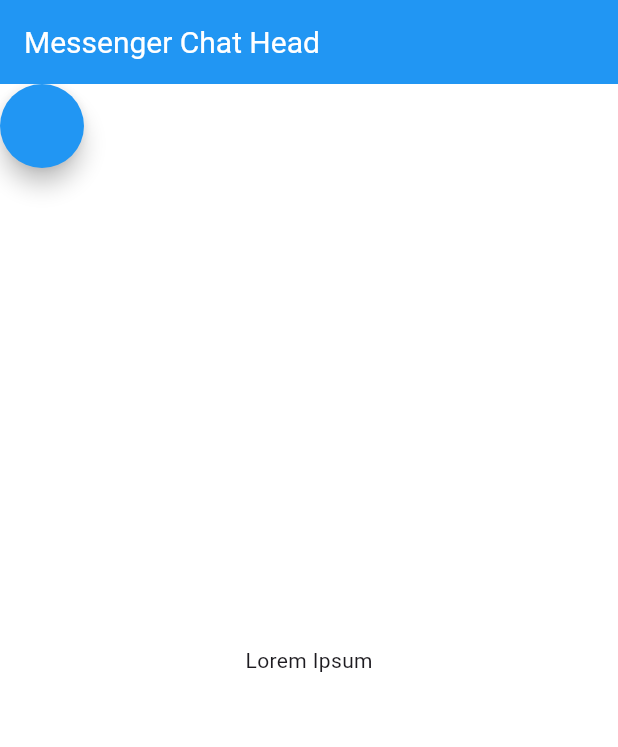
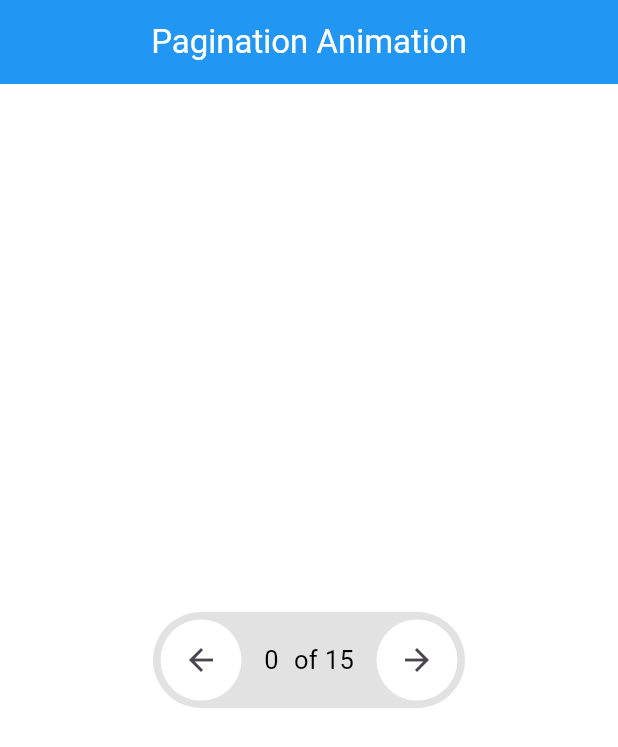
Before and after one commit to this-kin/flutter-animations, a Flutter app: the screen it shows after launch, on a phone screen of 412 x 824 dp. Shown: the top 747 px of the screen. Run offline on Flutter 3.47's test engine with Material 3 defaults, Android fonts, the phone set to English and light mode, and no system bars; our stand-ins replace device_preview.

Commit message:
[added] pagination animation from twitter

```diff
--- a/lib/main.dart
+++ b/lib/main.dart
@@ -1,7 +1,7 @@
 import 'package:flutter/material.dart';
 import 'package:device_preview/device_preview.dart';
-import 'package:flutter_animation/football_pitch_painter/football_pitch.dart';
-import 'package:flutter_animation/messenger_chat_head/messenger_chat_head.dart';
+import 'package:flutter_animation/messenger_chat_bubbles/messenger_chat_bubbles.dart';
+import 'package:flutter_animation/pagination_animation/pagination_animation.dart';
 
 void main() {
   WidgetsFlutterBinding.ensureInitialized();
@@ -28,7 +28,7 @@ class MyApp extends StatelessWidget {
         // is not restarted.
         primarySwatch: Colors.blue,
       ),
-      home: const MessengerChat(),
+      home: const PaginationAnimation(),
     );
   }
 }
--- a/lib/messenger_chat_head/messenger_chat_head.dart
+++ /dev/null
@@ -1,46 +0,0 @@
-import 'package:flutter/material.dart';
-import 'package:flutter_animation/messenger_chat_head/constants/app_constants.dart';
-
-class MessengerChat extends StatefulWidget {
-  const MessengerChat({super.key});
-
-  @override
-  State<MessengerChat> createState() => _MessengerChatState();
-}
-
-class _MessengerChatState extends State<MessengerChat> {
-  final GlobalKey _key = GlobalKey();
-
-  @override
-  Widget build(BuildContext context) {
-    return Scaffold(
-      appBar: AppBar(
-        backgroundColor: Colors.blue,
-        title: const Text(
-          "Messenger Chat Head",
-          style: TextStyle(color: Colors.white, fontSize: 20),
-        ),
-      ),
-      backgroundColor: Colors.white,
-      body: Stack(
-        children: [
-          const Center(
-            child: Text("Lorem Ipsum"),
-          ),
-          AnimatedPositioned(
-            child: FloatingActionButton(
-              key: _key,
-              backgroundColor: Colors.blue,
-              shape: RoundedRectangleBorder(
-                  borderRadius: BorderRadius.circular(50)),
-              onPressed: () {
-                debugPrint(" ${_key}")
-              },
-            ),
-            duration: kDuration,
-          )
-        ],
-      ),
-    );
-  }
-}
--- /dev/null
+++ b/lib/pagination_animation/constants/color_constants.dart
@@ -0,0 +1,3 @@
+import 'package:flutter/material.dart';
+
+const paginationBgColor = Colors.white;
--- /dev/null
+++ b/lib/pagination_animation/pagination_animation.dart
@@ -0,0 +1,141 @@
+import 'package:flutter/material.dart';
+import 'package:flutter_animation/messenger_chat_bubbles/constants/app_constants.dart';
+import 'package:flutter_animation/pagination_animation/constants/color_constants.dart';
+
+class PaginationAnimation extends StatefulWidget {
+  const PaginationAnimation({super.key});
+
+  @override
+  State<PaginationAnimation> createState() => _PaginationAnimationState();
+}
+
+class _PaginationAnimationState extends State<PaginationAnimation> {
+  ///
+  int _counter = 0;
+
+  int? _prevCounter = 0;
+
+  bool _isIncremented = true;
+
+  @override
+  Widget build(BuildContext context) {
+    return Scaffold(
+      appBar: AppBar(
+        centerTitle: true,
+        backgroundColor: Colors.blue,
+        title: const Text(
+          "Pagination Animation",
+          style: TextStyle(
+            color: paginationBgColor,
+          ),
+        ),
+      ),
+      body: Container(
+        color: paginationBgColor,
+        alignment: Alignment.center,
+        child: Container(
+            decoration: BoxDecoration(
+              color: Colors.grey.withOpacity(0.3),
+              borderRadius: BorderRadius.circular(50),
+            ),
+            child: Padding(
+              padding: const EdgeInsets.all(5.0),
+              child: Row(
+                mainAxisSize: MainAxisSize.min,
+                children: [
+                  IconButton(
+                    hoverColor: Colors.black,
+                    style: ButtonStyle(
+                      padding:
+                          MaterialStateProperty.all(const EdgeInsets.all(15)),
+                      backgroundColor:
+                          MaterialStateProperty.all(paginationBgColor),
+                    ),
+                    onPressed: () {
+                      // decrement
+                      _prevCounter = _counter;
+                      setState(() {
+                        _counter--;
+                        _isIncremented = false;
+                      });
+                    },
+                    icon: const Icon(Icons.arrow_back_sharp),
+                  ),
+                  const SizedBox(width: 15),
+                  TweenAnimationBuilder<double>(
+                    key: UniqueKey(),
+                    duration: kDuration,
+                    tween: Tween(begin: 0.0, end: 1.0),
+                    builder: (context, value, child) {
+                      final position1 =
+                          _isIncremented ? (5 - value) : (10 + value);
+                      final position2 = _isIncremented
+                          ? (-5 * (1 - value))
+                          : (5 * (1 - value));
+                      return Stack(
+                        children: [
+                          if (_prevCounter != null)
+                            Opacity(
+                              opacity: 1 - value,
+                              child: Transform.translate(
+                                offset: Offset(0, position1),
+                                child: Text(
+                                  "$_prevCounter",
+                                  style: const TextStyle(
+                                    fontSize: 15,
+                                    color: Colors.black,
+                                  ),
+                                ),
+                              ),
+                            ),
+                          Transform.translate(
+                            offset: Offset(0, position2),
+                            child: Text(
+                              "$_counter",
+                              style: TextStyle(
+                                fontSize: 17 * value,
+                                color: Colors.black,
+                              ),
+                            ),
+                          )
+                        ],
+                      );
+                    },
+                  ),
+                  const SizedBox(width: 10),
+                  const Text(
+                    "of 15",
+                    style: TextStyle(
+                      fontSize: 17,
+                      color: Colors.black,
+                    ),
+                  ),
+                  const SizedBox(width: 15),
+                  IconButton(
+                    hoverColor: Colors.black,
+                    style: ButtonStyle(
+                      padding:
+                          MaterialStateProperty.all(const EdgeInsets.all(15)),
+                      backgroundColor:
+                          MaterialStateProperty.all(paginationBgColor),
+                    ),
+                    onPressed: () {
+                      // increment
+                      _prevCounter = _counter;
+                      setState(() {
+                        _counter++;
+                        _isIncremented = true;
+                      });
+                    },
+                    icon: const Icon(Icons.arrow_forward_sharp),
+                  )
+                ],
+              ),
+            )),
+      ),
+    );
+  }
+}
+
+/*
+,*/
```
Also changed, not shown: lib/messenger_chat_bubbles/messenger_chat_bubbles.dart (added, +106 -0 lines), lib/messenger_chat_bubbles/constants/app_constants.dart (renamed from lib/messenger_chat_head/constants/app_constants.dart).
